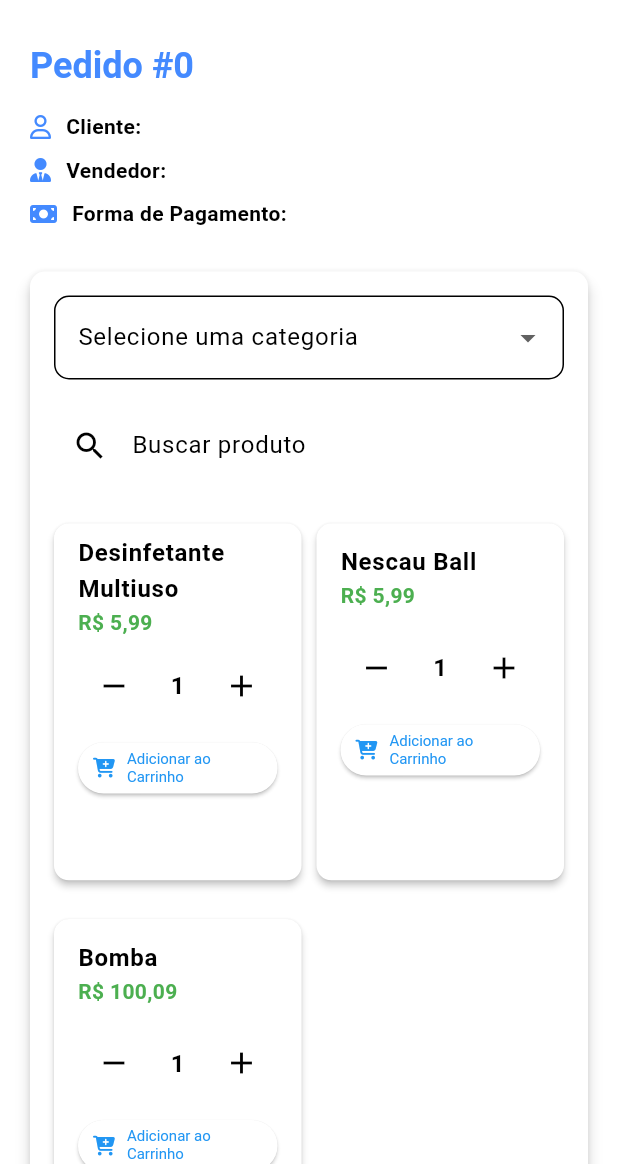
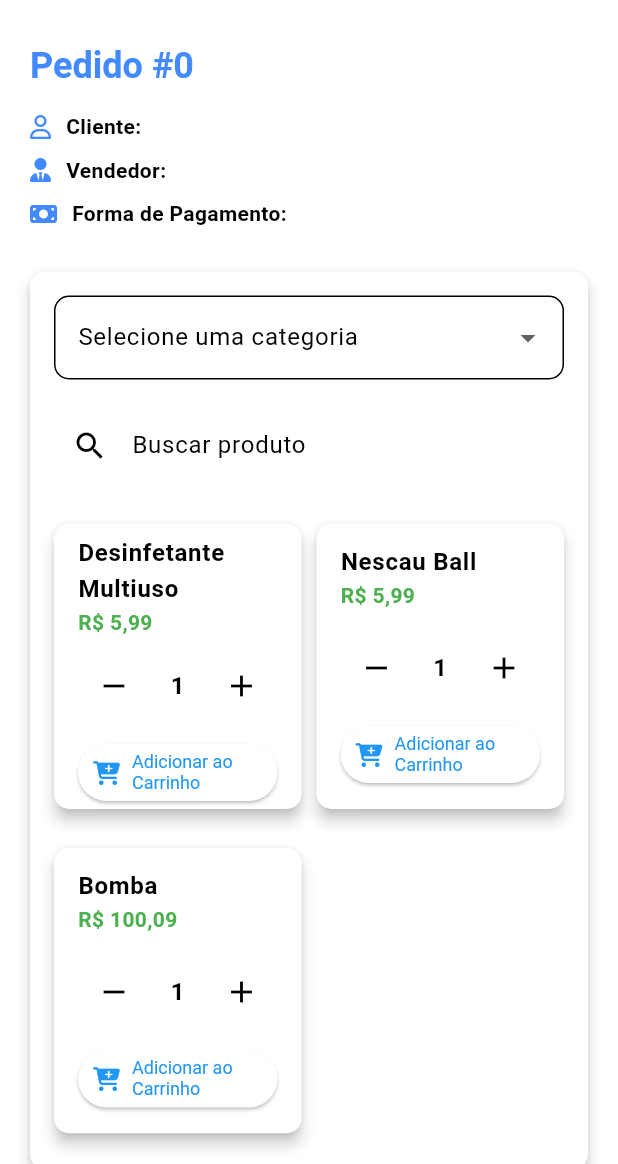
Before and after one commit to Coppi1/Pedido_vendas, a Flutter app: the PedidoProdutosPage screen opened directly with empty values, on a phone screen of 412 x 824 dp, the part 72-1236 px from its top. Run offline on Flutter 3.47's test engine with Material 3 defaults, Android fonts, the phone set to English and light mode, and no system bars; our stand-ins replace flutter_form_builder, font_awesome_flutter, form_builder_validators, sqflite; accounts and stored records are empty.

Commit message:
Revert "Fix. size _buildProductGrid cards"
This reverts commit 1cc89a744fe9dbd112fff673792ce7acd77a5d4c.

```diff
--- a/projeto_pedido_vendas/lib/pages/pedido_produtos.dart
+++ b/projeto_pedido_vendas/lib/pages/pedido_produtos.dart
@@ -17,7 +17,7 @@ import 'package:font_awesome_flutter/font_awesome_flutter.dart';
 class PedidoProdutosPage extends StatefulWidget {
   final PedidoDTO pedido;
 
-  const PedidoProdutosPage({super.key, required this.pedido});
+  const PedidoProdutosPage({Key? key, required this.pedido}) : super(key: key);
 
   @override
   _PedidoProdutosPageState createState() => _PedidoProdutosPageState();
@@ -34,7 +34,7 @@ class _PedidoProdutosPageState extends State<PedidoProdutosPage>
   final ItensPedidoDAO _itensPedidoDAO = ItensPedidoDAO();
   final TextEditingController _searchController = TextEditingController();
   final _formKey = GlobalKey<FormState>();
-  final Map<int, int> _quantidadesSelecionadas = {};
+  Map<int, int> _quantidadesSelecionadas = {};
 
   @override
   void initState() {
@@ -171,7 +171,7 @@ class _PedidoProdutosPageState extends State<PedidoProdutosPage>
   @override
   Widget build(BuildContext context) {
     return Scaffold(
-      appBar: const MinhaAppBar(titulo: 'Carrinho de Produtos'),
+      appBar: MinhaAppBar(titulo: 'Carrinho de Produtos'),
       drawer: const MenuLateralEsquerdo(),
       endDrawer: MenuLateralDireito(),
       body: SingleChildScrollView(
@@ -256,7 +256,7 @@ class _PedidoProdutosPageState extends State<PedidoProdutosPage>
                         gridDelegate:
                             const SliverGridDelegateWithFixedCrossAxisCount(
                           crossAxisCount: 2,
-                          childAspectRatio: 0.65,
+                          childAspectRatio: 0.8,
                           crossAxisSpacing: 10,
                           mainAxisSpacing: 10,
                         ),
@@ -355,9 +355,10 @@ class _PedidoProdutosPageState extends State<PedidoProdutosPage>
       shape: RoundedRectangleBorder(
         borderRadius: BorderRadius.circular(10),
       ),
-      elevation: 2.0,
+      elevation: 4.0,
       margin: const EdgeInsets.symmetric(vertical: 8.0),
       child: Column(
+        crossAxisAlignment: CrossAxisAlignment.start,
         children: [
           ListTile(
             title: Text(
@@ -412,11 +413,11 @@ class _PedidoProdutosPageState extends State<PedidoProdutosPage>
                     ),
                   ],
                 ),
-                const SizedBox(height: 7),
+                const SizedBox(height: 10),
                 ElevatedButton.icon(
                   icon: const FaIcon(
                     FontAwesomeIcons.cartPlus,
-                    size: 13,
+                    size: 16, // Ajuste de tamanho do ícone
                   ),
                   onPressed: () => _adicionarProdutoAoCarrinho(produto),
                   label: const Text('Adicionar ao Carrinho'),
@@ -426,9 +427,10 @@ class _PedidoProdutosPageState extends State<PedidoProdutosPage>
                       horizontal: 10,
                     ),
                     textStyle: const TextStyle(
-                      fontSize: 10,
+                      fontSize: 12, // Ajuste de tamanho do texto
                     ),
-                    minimumSize: const Size(0, 20),
+                    minimumSize:
+                        const Size(0, 24), // Ajuste de tamanho mínimo do botão
                   ),
                 ),
               ],
@@ -454,7 +456,7 @@ class _PedidoProdutosPageState extends State<PedidoProdutosPage>
             children: [
               Text(_formatarValor(item.valorTotal ?? 0)),
               IconButton(
-                icon: const Icon(Icons.delete),
+                icon: Icon(Icons.delete),
                 onPressed: () {
                   _removerItemDoCarrinho(index);
                 },
```
